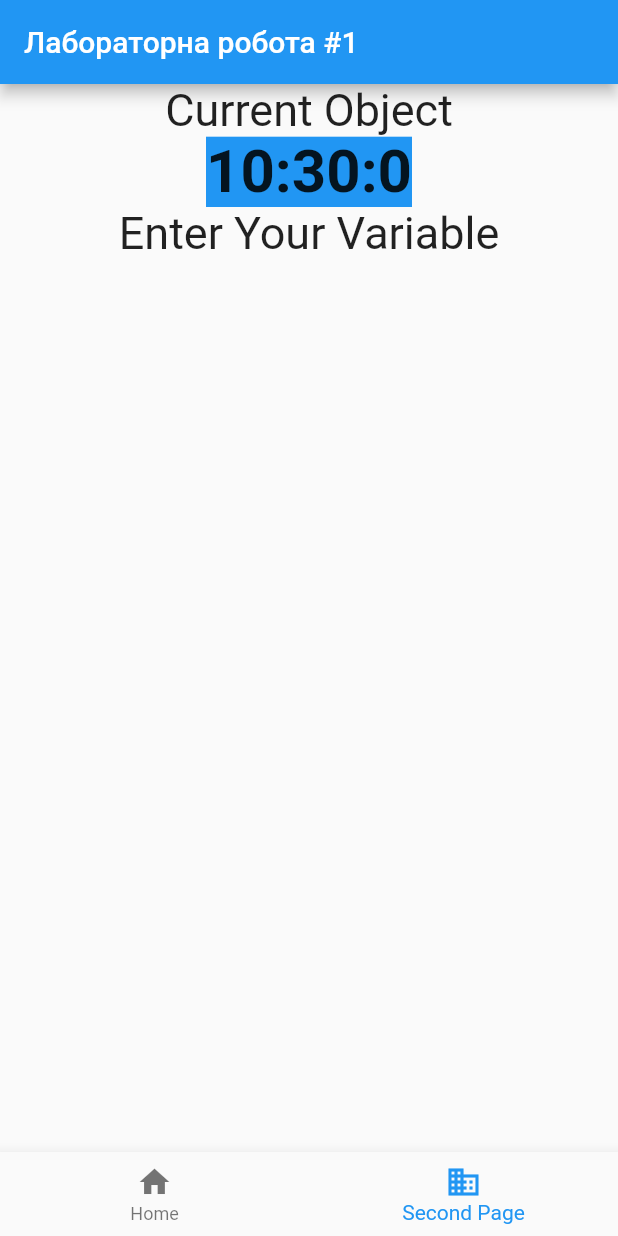
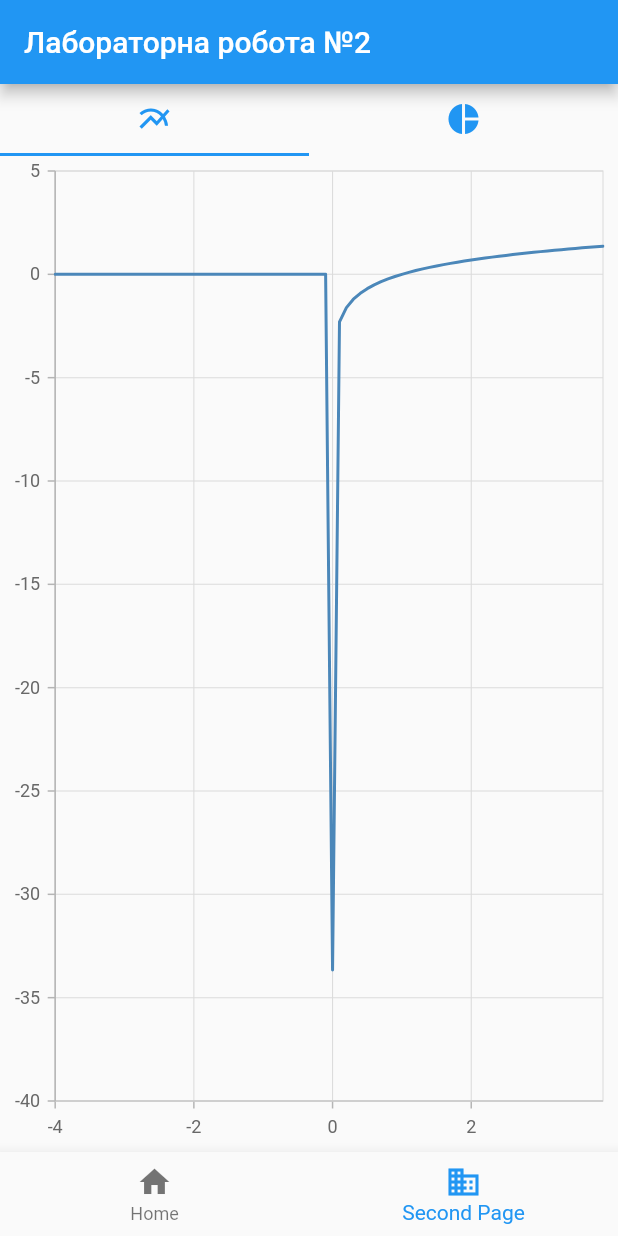
Before and after one commit to missrzh/Mibile_Development, a Flutter app: the screen it shows after launch, item 2 of the bottom bar chosen, on a phone screen of 412 x 824 dp. Run offline on Flutter 3.47's test engine with Material 2 defaults, Android fonts, the phone set to English and light mode, and no system bars; our stand-ins replace charts_flutter, syncfusion_flutter_charts; Roboto replaces fonts that are missing (Arial, Corier); statements that could not run were skipped.

Commit message:
Лаборатрна №2

```diff
--- /dev/null
+++ b/lib/charts.dart
@@ -0,0 +1,154 @@
+import 'dart:math';
+
+import 'package:flutter/material.dart';
+import 'package:charts_flutter/flutter.dart' as charts;
+import 'package:flutter/services.dart';
+import 'package:syncfusion_flutter_charts/charts.dart';
+
+class HomePage extends StatefulWidget {
+  final Widget child;
+
+  HomePage({Key key, this.child}) : super(key: key);
+
+  _HomePageState createState() => _HomePageState();
+}
+
+class _HomePageState extends State<HomePage> {
+  List<charts.Series<Task, String>> _seriesPieData;
+
+  _generateData() {
+    var piedata = [
+      new Task('10%', 10, Colors.yellow),
+      new Task('20%', 20, Colors.green),
+      new Task('25%', 25, Colors.indigo),
+      new Task('5%', 5, Colors.red),
+      new Task('40%', 40, Colors.blue)
+    ];
+    _seriesPieData.add(
+      // ignore: missing_required_param
+      charts.Series(
+        domainFn: (Task task, _) => task.task,
+        measureFn: (Task task, _) => task.taskvalue,
+        colorFn: (Task task, _) =>
+            charts.ColorUtil.fromDartColor(task.colorval),
+        data: piedata,
+        labelAccessorFn: (Task row, _) => '${row.taskvalue}',
+      ),
+    );
+  }
+
+  @override
+  void initState() {
+    SystemChrome.setEnabledSystemUIOverlays([SystemUiOverlay.bottom]);
+    super.initState();
+    _seriesPieData = List<charts.Series<Task, String>>();
+    _generateData();
+  }
+
+  @override
+  void dispose() {
+    SystemChrome.setEnabledSystemUIOverlays(
+        [SystemUiOverlay.top, SystemUiOverlay.bottom]);
+    super.dispose();
+  }
+
+  @override
+  Widget build(BuildContext context) {
+    var chart = [
+      for (var i = -4.0; i <= 4.0; i += 0.1)
+        if (i <= 0)
+          SalesData(i, 0, Colors.transparent)
+        else
+          SalesData(i, log(i), Colors.blue)
+    ];
+    return MaterialApp(
+      home: DefaultTabController(
+        length: 2,
+        child: Scaffold(
+          appBar: TabBar(
+            indicatorColor: Colors.blue,
+            tabs: [
+              Tab(
+                icon: Icon(Icons.multiline_chart, color: Colors.blue),
+              ),
+              Tab(icon: Icon(Icons.pie_chart, color: Colors.blue)),
+            ],
+          ),
+          body: TabBarView(
+            children: [
+              Container(
+                child: Container(
+                  child: Center(
+                    child: Column(
+                      children: <Widget>[
+                        Expanded(
+                            child: SfCartesianChart(
+                                primaryXAxis: NumericAxis(crossesAt: 0),
+                                primaryYAxis: NumericAxis(crossesAt: 0),
+                                // Enable legend
+                                legend: Legend(isVisible: false),
+                                // Enable tooltip
+                                tooltipBehavior: TooltipBehavior(enable: false),
+                                series: <LineSeries<SalesData, double>>[
+                              LineSeries<SalesData, double>(
+                                  dataSource: chart,
+                                  pointColorMapper: (SalesData sales, _) =>
+                                      sales.segmentColor,
+                                  xValueMapper: (SalesData sales, _) => sales.x,
+                                  yValueMapper: (SalesData sales, _) => sales.y,
+                                  // Disable data label
+                                  dataLabelSettings:
+                                      DataLabelSettings(isVisible: false))
+                            ])),
+                      ],
+                    ),
+                  ),
+                ),
+              ),
+              Container(
+                child: Container(
+                  child: Center(
+                    child: Column(
+                      children: <Widget>[
+                        SizedBox(
+                          height: 10.0,
+                        ),
+                        Expanded(
+                          child: charts.PieChart(_seriesPieData,
+                              animate: true,
+                              animationDuration: Duration(seconds: 2),
+                              defaultRenderer: new charts.ArcRendererConfig(
+                                  arcWidth: 100,
+                                  arcRendererDecorators: [
+                                    new charts.ArcLabelDecorator(
+                                        labelPosition:
+                                            charts.ArcLabelPosition.inside)
+                                  ])),
+                        ),
+                      ],
+                    ),
+                  ),
+                ),
+              ),
+            ],
+          ),
+        ),
+      ),
+    );
+  }
+}
+
+class Task {
+  String task;
+  double taskvalue;
+  Color colorval;
+
+  Task(this.task, this.taskvalue, this.colorval);
+}
+
+class SalesData {
+  SalesData(this.x, this.y, this.segmentColor);
+  final double x;
+  final double y;
+  final Color segmentColor;
+}
--- a/lib/main.dart
+++ b/lib/main.dart
@@ -7,12 +7,9 @@ void main() => runApp(MyApp());
 
 /// This is the main application widget.
 class MyApp extends StatelessWidget {
-  static const String _title = 'Лабораторна Робота №1';
-
   @override
   Widget build(BuildContext context) {
     return MaterialApp(
-      title: _title,
       home: MyStatefulWidget(),
     );
   }
@@ -31,7 +28,7 @@ class _MyStatefulWidgetState extends State<MyStatefulWidget> {
   int _selectedIndex = 0;
   static List<Widget> _widgetOptions = <Widget>[
     MyHomePage(),
-    DateTimePickerPage(),
+    SecondPage(),
   ];
 
   void _onItemTapped(int index) {
@@ -43,9 +40,11 @@ class _MyStatefulWidgetState extends State<MyStatefulWidget> {
   @override
   Widget build(BuildContext context) {
     return Scaffold(
-      appBar: AppBar(
-        title: const Text('Лабораторна робота #1'),
-      ),
+      appBar: MediaQuery.of(context).orientation == Orientation.landscape
+          ? null // show nothing in lanscape mode
+          : AppBar(
+              title: Text('Лабораторна робота №2'),
+            ),
       body: Center(
         child: _widgetOptions.elementAt(_selectedIndex),
       ),
--- a/lib/secondpage.dart
+++ b/lib/secondpage.dart
@@ -1,59 +1,17 @@
+import 'dart:math';
+
 import 'package:flutter/material.dart';
+import 'package:my_app1/charts.dart';
 
-class DateTimePickerPage extends StatefulWidget {
-  @override
-  _DateTimePickerPageState createState() => _DateTimePickerPageState();
-}
-
-class _DateTimePickerPageState extends State<DateTimePickerPage> {
-  DateTime pickedDate;
-  DateTime time;
-  @override
-  void initState() {
-    super.initState();
-    time = DateTime.now();
-  }
-
+class SecondPage extends StatelessWidget {
   @override
   Widget build(BuildContext context) {
-    return Scaffold(
-      body: SingleChildScrollView(
-        child: Column(
-          crossAxisAlignment: CrossAxisAlignment.start,
-          children: <Widget>[
-            Center(
-              child: Text(
-                'Current Object',
-                textAlign: TextAlign.center,
-                style: TextStyle(fontSize: 30, fontFamily: 'Arial'),
-              ),
-            ),
-            Center(
-              child: Text(
-                this.time.hour.toString() +
-                    ':' +
-                    this.time.minute.toString() +
-                    ':' +
-                    this.time.second.toString(),
-                textAlign: TextAlign.center,
-                style: TextStyle(
-                  fontSize: 40,
-                  fontWeight: FontWeight.bold,
-                  fontFamily: 'Corier',
-                  backgroundColor: Colors.blue,
-                ),
-              ),
-            ),
-            Center(
-              child: Text(
-                'Enter Your Variable',
-                textAlign: TextAlign.center,
-                style: TextStyle(fontSize: 30, fontFamily: 'Arial'),
-              ),
-            ),
-          ],
-        ),
+    return MaterialApp(
+      debugShowCheckedModeBanner: false,
+      theme: ThemeData(
+        primaryColor: Color(0xffff6101),
       ),
+      home: HomePage(),
     );
   }
 }
```
Also changed, not shown: pubspec.yaml (+6 -1 lines), pubspec.lock.
